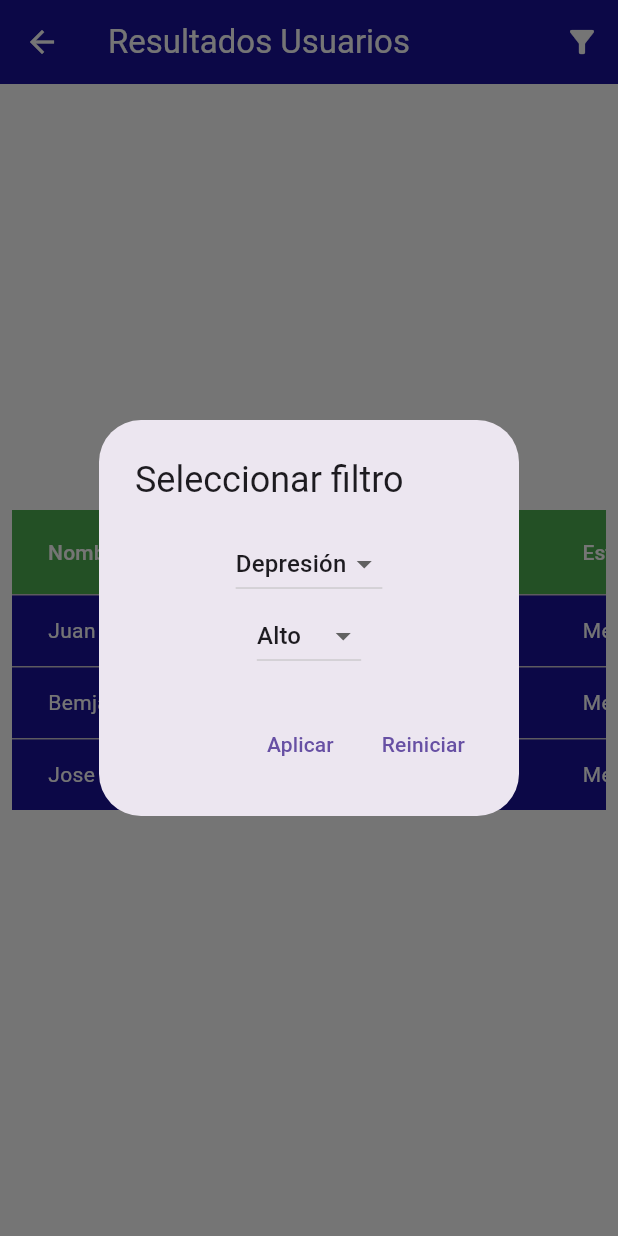
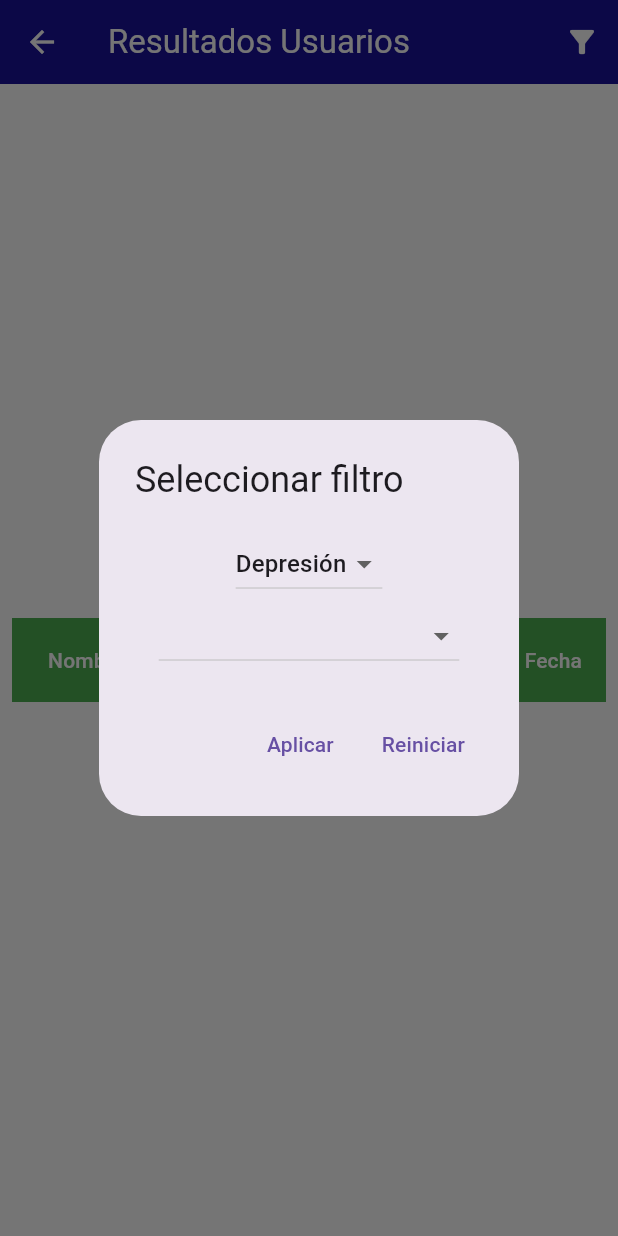
Before and after one commit to Jorgemercfa/MobileAppBimental, a Flutter app: the UserResultsPage screen opened directly, after a tap on the "filter alt" icon, on a phone screen of 412 x 824 dp. Run offline on Flutter 3.47's test engine with Material 3 defaults, Android fonts, the phone set to English and light mode, and no system bars; our stand-ins replace firebase_core; accounts and stored records are empty.

Commit message:
make_functioanl_admin_answers

```diff
--- a/bimental_application_1/lib/resultadosAdmin.dart
+++ b/bimental_application_1/lib/resultadosAdmin.dart
@@ -1,11 +1,21 @@
 import 'package:flutter/material.dart';
+import 'AnswersUser.dart';
+import 'ManageAnswers.dart';
+import 'UserRepository.dart';
+import 'User.dart';
 
-void main() => runApp(MyApp());
+void main() {
+  runApp(MyApp());
+}
 
 class MyApp extends StatelessWidget {
   @override
   Widget build(BuildContext context) {
     return MaterialApp(
+      title: 'Resultados Usuarios',
+      theme: ThemeData(
+        primarySwatch: Colors.blue,
+      ),
       home: UserResultsPage(),
     );
   }
@@ -17,61 +27,103 @@ class UserResultsPage extends StatefulWidget {
 }
 
 class _UserResultsPageState extends State<UserResultsPage> {
-  List<Map<String, String>> userData = [
-    {
-      'Nombre': 'Juan',
-      'Depresión': 'Alto',
-      'Ansiedad': 'Medio',
-      'Estrés': 'Medio',
-      'Teléfono': '999999959',
-      'Correo': 'juan123...',
-      'Fecha': '11/11/24',
-    },
-    {
-      'Nombre': 'Bemjamin',
-      'Depresión': 'Bajo',
-      'Ansiedad': 'Medio',
-      'Estrés': 'Medio',
-      'Teléfono': '979999959',
-      'Correo': 'bemjami...',
-      'Fecha': '10/11/24',
-    },
-    {
-      'Nombre': 'Jose',
-      'Depresión': 'Medio',
-      'Ansiedad': 'Bajo',
-      'Estrés': 'Medio',
-      'Teléfono': '997999959',
-      'Correo': 'josere@g...',
-      'Fecha': '09/11/24',
-    },
-    // Agrega los demás datos de usuario aquí...
-  ];
-
   List<Map<String, String>> filteredData = [];
+  List<User> users = [];
 
   @override
   void initState() {
     super.initState();
-    filteredData = List.from(userData);
+    _loadUserData();
   }
 
-  void _filterData(String filterKey, String filterValue) {
-    setState(() {
-      filteredData = userData
-          .where((user) =>
-              user[filterKey]?.toLowerCase() == filterValue.toLowerCase())
-          .toList();
-    });
+  void _loadUserData() {
+    users = UserRepository.instance.users;
+    List<AnswersUser> respuestasGuardadas = ManageAnswers.getAnswers();
+
+    filteredData = respuestasGuardadas.map((entry) {
+      // Usar firstWhere con orElse para manejar el caso en que no se encuentre un usuario
+      User user = users.firstWhere(
+        (u) => u.id == entry.id,
+        orElse: () =>
+            User('', 'Desconocido', 'N/A', '', 'N/A'), // Valor predeterminado
+      );
+
+      return {
+        'Nombre': user.name,
+        'Correo': user.email,
+        'Teléfono': user.phone,
+        'Fecha': entry.timestamp.split(' ')[0],
+        'Depresión': calcularDepresion(entry.answers),
+        'Ansiedad': calcularAnsiedad(entry.answers),
+        'Estrés': calcularEstres(entry.answers),
+      };
+    }).toList();
+
+    setState(() {});
+  }
+
+  String calcularDepresion(List<String> respuestas) {
+    // Verificar que la lista tenga suficientes elementos
+    if (respuestas.length < 21) {
+      return 'Datos insuficientes para calcular depresión';
+    }
+
+    List<int> indices = [3, 5, 10, 13, 16, 17, 21];
+    int suma = _calcularSuma(indices, respuestas);
+    if (suma >= 14) return 'Extremadamente severa';
+    if (suma >= 11) return 'Severa';
+    if (suma >= 7) return 'Moderada';
+    if (suma >= 5) return 'Leve';
+    return 'Sin depresión';
+  }
+
+  String calcularAnsiedad(List<String> respuestas) {
+    // Verificar que la lista tenga suficientes elementos
+    if (respuestas.length < 20) {
+      return 'Datos insuficientes para calcular ansiedad';
+    }
+
+    List<int> indices = [2, 4, 7, 9, 15, 19, 20];
+    int suma = _calcularSuma(indices, respuestas);
+    if (suma >= 10) return 'Extremadamente severa';
+    if (suma >= 8) return 'Severa';
+    if (suma >= 5) return 'Moderada';
+    if (suma >= 4) return 'Leve';
+    return 'Sin ansiedad';
+  }
+
+  String calcularEstres(List<String> respuestas) {
+    // Verificar que la lista tenga suficientes elementos
+    if (respuestas.length < 18) {
+      return 'Datos insuficientes para calcular estrés';
+    }
+
+    List<int> indices = [1, 6, 8, 11, 12, 14, 18];
+    int suma = _calcularSuma(indices, respuestas);
+    if (suma >= 17) return 'Extremadamente severo';
+    if (suma >= 13) return 'Severo';
+    if (suma >= 10) return 'Moderado';
+    if (suma >= 8) return 'Leve';
+    return 'Sin estrés';
+  }
+
+  int _calcularSuma(List<int> indices, List<String> respuestas) {
+    return indices.map((i) {
+      // Verificar que el índice esté dentro del rango de la lista
+      if (i - 1 < respuestas.length) {
+        return int.tryParse(respuestas[i - 1]) ?? 0;
+      } else {
+        return 0; // Si el índice está fuera de rango, devolver 0
+      }
+    }).fold(0, (a, b) => a + b);
   }
 
   void _showFilterDialog() {
     showDialog(
       context: context,
       builder: (context) {
-        String selectedCriterion =
-            'Depresión'; // Campo por defecto para filtrar
-        String selectedValue = 'Alto'; // Valor por defecto para filtrar
+        String selectedCriterion = 'Depresión';
+        String selectedValue = 'Alto';
 
         return AlertDialog(
           title: Text('Seleccionar filtro'),
@@ -82,32 +134,28 @@ class _UserResultsPageState extends State<UserResultsPage> {
                 value: selectedCriterion,
                 items: ['Depresión', 'Ansiedad', 'Estrés']
                     .map((criterion) => DropdownMenuItem(
-                          value: criterion,
-                          child: Text(criterion),
-                        ))
+                        value: criterion, child: Text(criterion)))
                     .toList(),
                 onChanged: (value) {
-                  if (value != null) {
-                    setState(() {
-                      selectedCriterion = value;
-                    });
-                  }
+                  setState(() => selectedCriterion = value ?? 'Depresión');
                 },
               ),
               DropdownButton<String>(
                 value: selectedValue,
-                items: ['Alto', 'Medio', 'Bajo']
-                    .map((value) => DropdownMenuItem(
-                          value: value,
-                          child: Text(value),
-                        ))
+                items: [
+                  'Extremadamente severa',
+                  'Severa',
+                  'Moderada',
+                  'Leve',
+                  'Sin depresión',
+                  'Sin ansiedad',
+                  'Sin estrés'
+                ]
+                    .map((value) =>
+                        DropdownMenuItem(value: value, child: Text(value)))
                     .toList(),
                 onChanged: (value) {
-                  if (value != null) {
-                    setState(() {
-                      selectedValue = value;
-                    });
-                  }
+                  setState(() => selectedValue = value ?? 'Alto');
                 },
               ),
             ],
@@ -115,17 +163,18 @@ class _UserResultsPageState extends State<UserResultsPage> {
           actions: [
             TextButton(
               onPressed: () {
-                _filterData(selectedCriterion, selectedValue);
+                setState(() {
+                  filteredData = filteredData
+                      .where((user) => user[selectedCriterion] == selectedValue)
+                      .toList();
+                });
                 Navigator.of(context).pop();
               },
               child: Text('Aplicar'),
             ),
             TextButton(
               onPressed: () {
-                setState(() {
-                  filteredData =
-                      List.from(userData); // Reiniciar a datos originales
-                });
+                setState(() => _loadUserData());
                 Navigator.of(context).pop();
               },
               child: Text('Reiniciar'),
@@ -140,10 +189,8 @@ class _UserResultsPageState extends State<UserResultsPage> {
   Widget build(BuildContext context) {
     return Scaffold(
       appBar: AppBar(
-        title: Text(
-          'Resultados Usuarios',
-          style: TextStyle(color: Colors.white),
-        ),
+        title:
+            Text('Resultados Usuarios', style: TextStyle(color: Colors.white)),
         backgroundColor: const Color(0xFF1A119B),
         leading: IconButton(
           icon: Icon(Icons.arrow_back, color: Colors.white),
@@ -169,6 +216,15 @@ class _UserResultsPageState extends State<UserResultsPage> {
                     label:
                         Text('Nombre', style: TextStyle(color: Colors.white))),
                 DataColumn(
+                    label:
+                        Text('Correo', style: TextStyle(color: Colors.white))),
+                DataColumn(
+                    label: Text('Teléfono',
+                        style: TextStyle(color: Colors.white))),
+                DataColumn(
+                    label:
+                        Text('Fecha', style: TextStyle(color: Colors.white))),
+                DataColumn(
                     label: Text('Depresión',
                         style: TextStyle(color: Colors.white))),
                 DataColumn(
@@ -177,31 +233,22 @@ class _UserResultsPageState extends State<UserResultsPage> {
                 DataColumn(
                     label:
                         Text('Estrés', style: TextStyle(color: Colors.white))),
-                DataColumn(
-                    label: Text('Teléfono',
-                        style: TextStyle(color: Colors.white))),
-                DataColumn(
-                    label:
-                        Text('Correo', style: TextStyle(color: Colors.white))),
-                DataColumn(
-                    label:
-                        Text('Fecha', style: TextStyle(color: Colors.white))),
               ],
               rows: filteredData.map((user) {
                 return DataRow(cells: [
                   DataCell(Text(user['Nombre']!,
+                      style: TextStyle(color: Colors.white))),
+                  DataCell(Text(user['Correo']!,
+                      style: TextStyle(color: Colors.white))),
+                  DataCell(Text(user['Teléfono']!,
+                      style: TextStyle(color: Colors.white))),
+                  DataCell(Text(user['Fecha']!,
                       style: TextStyle(color: Colors.white))),
                   DataCell(Text(user['Depresión']!,
                       style: TextStyle(color: Colors.white))),
                   DataCell(Text(user['Ansiedad']!,
                       style: TextStyle(color: Colors.white))),
                   DataCell(Text(user['Estrés']!,
-                      style: TextStyle(color: Colors.white))),
-                  DataCell(Text(user['Teléfono']!,
-                      style: TextStyle(color: Colors.white))),
-                  DataCell(Text(user['Correo']!,
-                      style: TextStyle(color: Colors.white))),
-                  DataCell(Text(user['Fecha']!,
                       style: TextStyle(color: Colors.white))),
                 ]);
               }).toList(),
```
